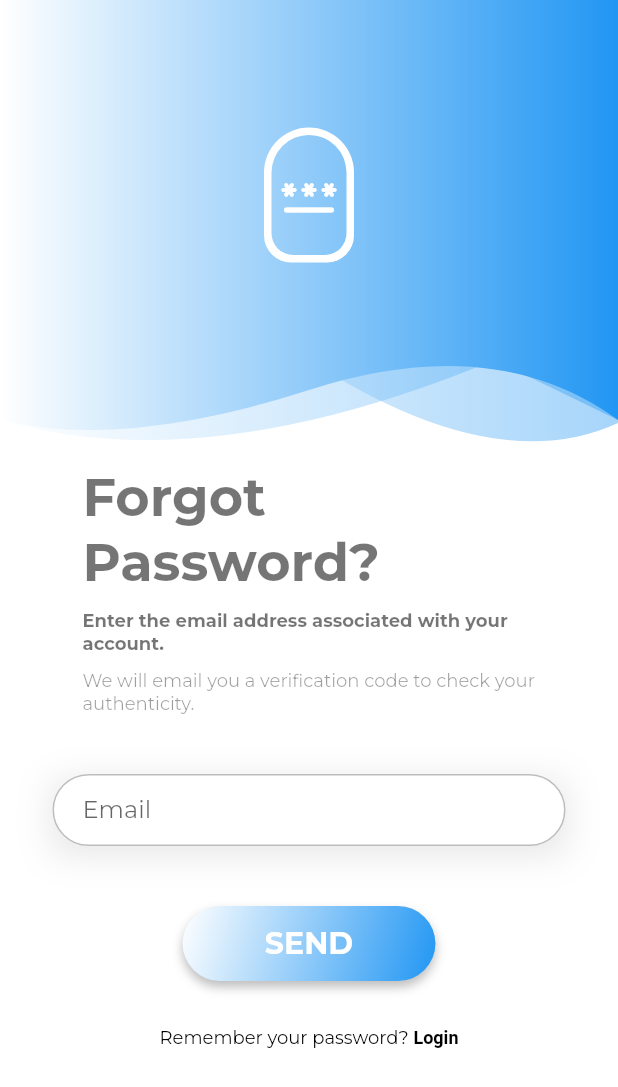
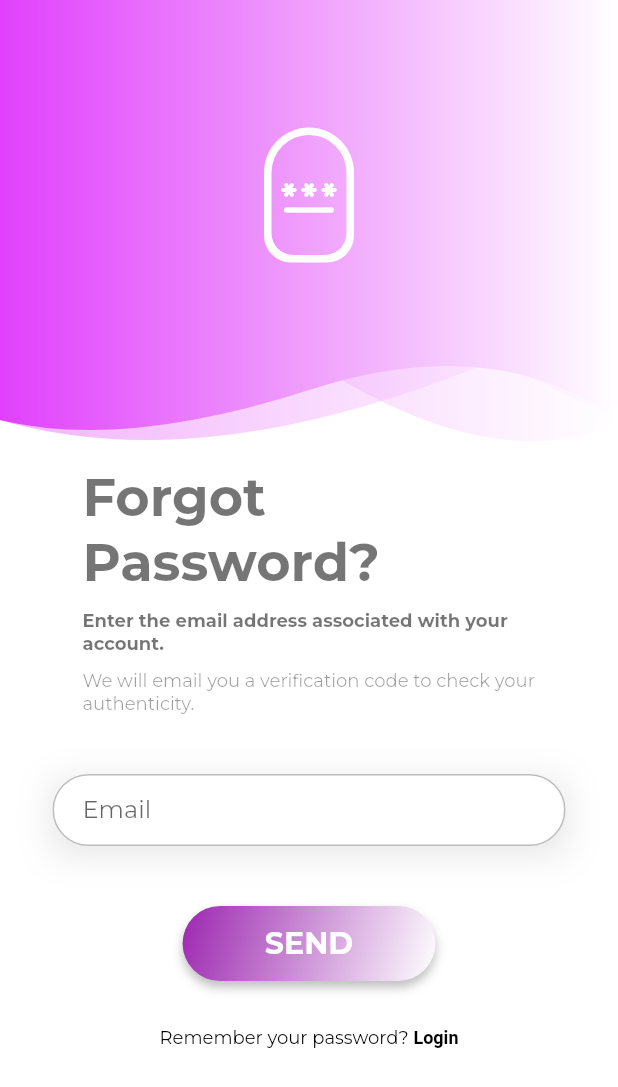
Before and after one commit to JaiMehta04/NearLet-Final, a Flutter app: the screen it shows after launch, after a tap on "Forgot your password?", on a phone screen of 412 x 824 dp. Shown: the top 1087 px of the screen. Run offline on Flutter 3.47's test engine with Material 2 defaults, Android fonts, the phone set to English and light mode, and no system bars; our stand-ins replace camera, card_swiper, firebase_auth, firebase_core, font_awesome_flutter, google_fonts and 3 more; missing offline and left inert: dialog_flowtter, flutter_tflite; accounts and stored records are empty; network calls fail; project files that could hold a hidden picture were left out.

Commit message:
7th april

```diff
--- a/lib/LoginAndBot/Home.dart
+++ b/lib/LoginAndBot/Home.dart
@@ -26,7 +26,7 @@ class _HomeState extends State<Home> {
   Widget build(BuildContext context) {
     return Scaffold(
       appBar: AppBar(
-        title: Text('NearLetBot'),
+        title: Text('NearLetBot',selectionColor: Colors.purpleAccent),
       ),
       body: Container(
         child: Column(
--- a/lib/LoginAndBot/header_widget.dart
+++ b/lib/LoginAndBot/header_widget.dart
@@ -34,8 +34,8 @@ class _HeaderWidgetState extends State<HeaderWidget> {
               decoration: new BoxDecoration(
                 gradient: new LinearGradient(
                     colors: [
-                      Theme.of(context).primaryColor.withOpacity(0.4),
-                      Theme.of(context).accentColor.withOpacity(0.4),
+                      Colors.purpleAccent.withOpacity(0.4),
+                      Colors.white.withOpacity(0.4),
                     ],
                     begin: const FractionalOffset(0.0, 0.0),
                     end: const FractionalOffset(1.0, 0.0),
@@ -55,8 +55,8 @@ class _HeaderWidgetState extends State<HeaderWidget> {
               decoration: new BoxDecoration(
                 gradient: new LinearGradient(
                     colors: [
-                      Theme.of(context).primaryColor.withOpacity(0.4),
-                      Theme.of(context).accentColor.withOpacity(0.4),
+                      Colors.purpleAccent.withOpacity(0.4),
+                      Colors.white.withOpacity(0.4),
                     ],
                     begin: const FractionalOffset(0.0, 0.0),
                     end: const FractionalOffset(1.0, 0.0),
@@ -76,8 +76,8 @@ class _HeaderWidgetState extends State<HeaderWidget> {
               decoration: new BoxDecoration(
                 gradient: new LinearGradient(
                     colors: [
-                      Theme.of(context).primaryColor,
-                      Theme.of(context).accentColor,
+                      Colors.purpleAccent,
+                      Colors.white,
                     ],
                     begin: const FractionalOffset(0.0, 0.0),
                     end: const FractionalOffset(1.0, 0.0),
--- a/lib/LoginAndBot/theme_helper.dart
+++ b/lib/LoginAndBot/theme_helper.dart
@@ -37,8 +37,8 @@ class ThemeHelper {
 
   BoxDecoration buttonBoxDecoration(BuildContext context,
       [String color1 = "", String color2 = ""]) {
-    Color c1 = Theme.of(context).primaryColor;
-    Color c2 = Theme.of(context).accentColor;
+    Color c1 = Colors.purple;
+    Color c2 = Colors.white;
     if (color1.isEmpty == false) {
       c1 = HexColor(color1);
     }
--- a/lib/splashScreen.dart
+++ b/lib/splashScreen.dart
@@ -38,8 +38,8 @@ class _SplashScreenState extends State<SplashScreen> {
       decoration: new BoxDecoration(
         gradient: new LinearGradient(
           colors: [
-            Theme.of(context).accentColor,
-            Theme.of(context).primaryColor
+            Colors.purple,
+            Colors.white
           ],
           begin: const FractionalOffset(0, 0),
           end: const FractionalOffset(1.0, 0.0),
@@ -52,8 +52,8 @@ class _SplashScreenState extends State<SplashScreen> {
         duration: Duration(milliseconds: 1200),
         child: Center(
           child: Container(
-            height: 180.0,
-            width: 180.0,
+            height: 150.0,
+            width: 150.0,
             child: Center(
               child: ClipOval(
                 child: Image.asset('assets/AppLogo.jpg'), //put your logo here
--- a/lib/views/mobile/home_bottom_navigation_screen.dart
+++ b/lib/views/mobile/home_bottom_navigation_screen.dart
@@ -19,7 +19,7 @@ class _HomeBottomNavigationScreenState
     extends State<HomeBottomNavigationScreen> {
   final List<Widget> _children = [
     const SwiggyScreen(),
-    const SearchScreen(),
+    SearchScreen(result: ''),
     const CartScreen(),
     AccountScreen(),
     Home(),
```
Also changed, not shown: lib/views/mobile/search/imagerecognition.dart (+26 -1 lines), lib/views/mobile/search/search_screen.dart (+7 -1 lines), pubspec.yaml (+8 -0 lines), assets/AppLogo.png (added), assets/appicon.png (added), pubspec.lock, 6 other files.
